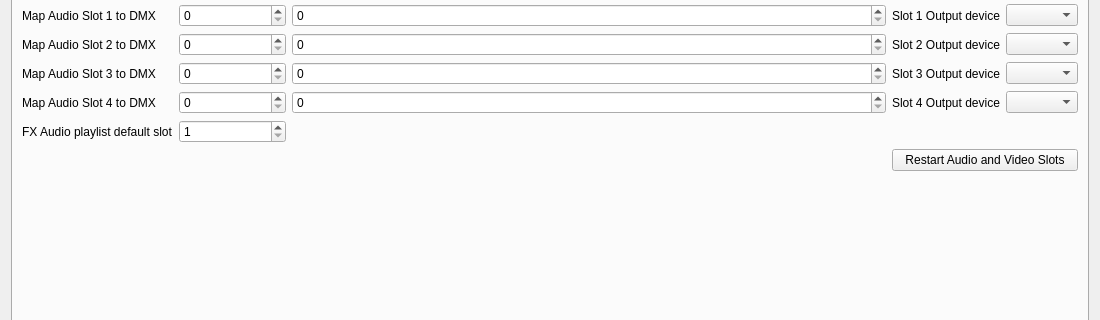
Old version of the form StageRunner/gui/setupwidget.ui in the repository Pit1966/StageRunner; both pictures show x 0 to 1100 and y 99 to 419 of the 1100 by 704 pixel window.
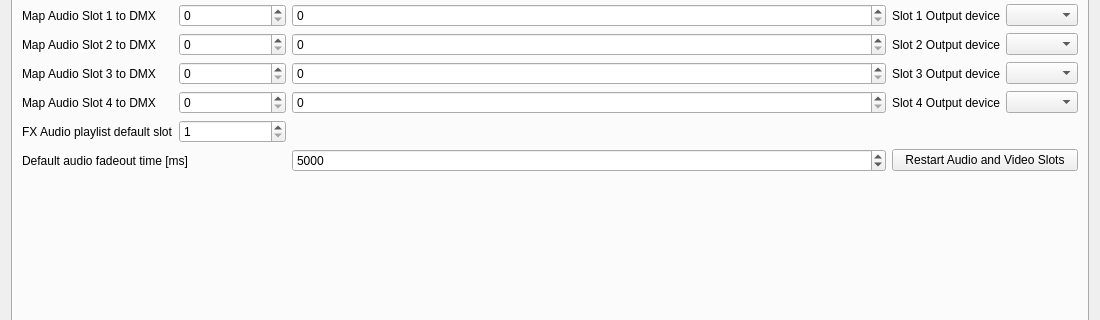
New version of the form. The open tabs and pages were chosen to show the change.

Commit message: Added option in configuration that allows to adjust the default audio fadeout time for audio pre commands

What changed in the file:
```diff
--- a/StageRunner/gui/setupwidget.ui
+++ b/StageRunner/gui/setupwidget.ui
@@ -358,6 +358,26 @@
          </property>
         </widget>
        </item>
+       <item row="7" column="0" colspan="2">
+        <widget class="QLabel" name="defaultAudioFadeOutTimeMs">
+         <property name="text">
+          <string>Default audio fadeout time [ms]</string>
+         </property>
+        </widget>
+       </item>
+       <item row="7" column="2">
+        <widget class="QSpinBox" name="defaultAudioFadeOutMsSpin">
+         <property name="maximum">
+          <number>10000</number>
+         </property>
+         <property name="singleStep">
+          <number>100</number>
+         </property>
+         <property name="value">
+          <number>5000</number>
+         </property>
+        </widget>
+       </item>
       </layout>
      </widget>
      <widget class="QWidget" name="guiTab">
```
Left out of the diff: 2 changed lines with no effect on the pictures. The commit also changes 14 other files.
